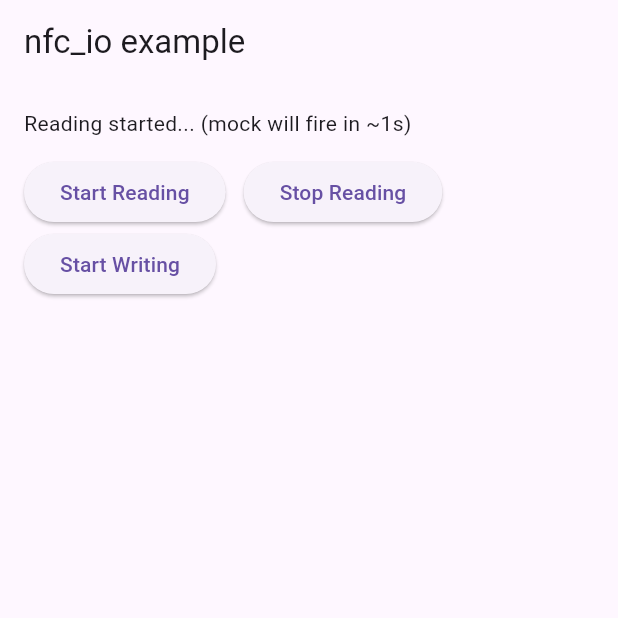
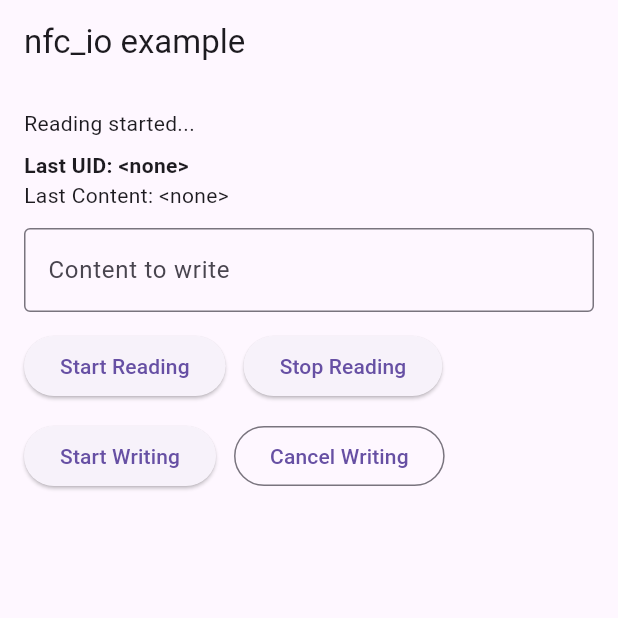
Before and after one commit to savejeff/jnfc_flutter, a Flutter app: the screen it shows after launch, after a tap on "Start Reading", on a phone screen of 412 x 824 dp, the top half of it. Run offline on Flutter 3.47's test engine with Material 3 defaults, Android fonts, the phone set to English and light mode, and no system bars; our stand-ins replace plugin_platform_interface.

Commit message:
some small fixes

```diff
--- a/example/lib/main.dart
+++ b/example/lib/main.dart
@@ -20,6 +20,8 @@ class MyApp extends StatelessWidget {
   }
 }
 
+
+
 class Home extends StatefulWidget {
   const Home({super.key});
 
@@ -32,10 +34,12 @@ class _HomeState extends State<Home> {
   NfcCard? last_card = null;
 
   StreamSubscription<NfcCard>? _sub;
+  final TextEditingController _writeController = TextEditingController(text: '');
 
   @override
   void dispose() {
     _sub?.cancel();
+    _writeController.dispose();
     super.dispose();
   }
 
@@ -43,13 +47,14 @@ class _HomeState extends State<Home> {
     _sub?.cancel();
     _sub = NfcIo.instance.onCardDiscovered.listen((card) {
       last_card = card;
+      _writeController.text = card.content;
       setState(() {
         _log = 'READ → uid=${card.uid}, content="${card.content}"';
       });
     });
     await NfcIo.instance.startReading();
     setState(() {
-      _log = 'Reading started... (mock will fire in ~1s)';
+      _log = 'Reading started...';
     });
   }
 
@@ -64,32 +69,70 @@ class _HomeState extends State<Home> {
   void _startWriting() async {
     final res = await NfcIo.instance.startWriting(
       uid: last_card?.uid ?? '',
-      content: 'Hi there!2',
+      content: _writeController.text,
     );
     setState(() {
       _log = res.success ? 'WRITE → success' : 'WRITE → error: ${res.error}';
     });
   }
 
+  void _cancelWriting() async {
+    await NfcIo.instance.cancelWriting();
+    setState(() {
+      _log = 'WRITE → canceled';
+    });
+  }
   @override
   Widget build(BuildContext context) {
+    final uidText = last_card?.uid ?? '<none>';
+    final contentText = last_card?.content ?? '<none>';
+
     return Scaffold(
       appBar: AppBar(title: const Text('nfc_io example')),
-      body: Padding(
+      body: SingleChildScrollView(
         padding: const EdgeInsets.all(16),
         child: Column(
           crossAxisAlignment: CrossAxisAlignment.start,
           children: [
             Text(_log),
+            const SizedBox(height: 8),
+            Text('Last UID: $uidText', style: const TextStyle(fontWeight: FontWeight.bold)),
+            Text('Last Content: $contentText'),
             const SizedBox(height: 12),
-            Wrap(spacing: 12, children: [
-              ElevatedButton(onPressed: _startReading, child: const Text('Start Reading')),
-              ElevatedButton(onPressed: _stopReading, child: const Text('Stop Reading')),
-              ElevatedButton(onPressed: _startWriting, child: const Text('Start Writing')),
-            ]),
+            TextField(
+              controller: _writeController,
+              decoration: const InputDecoration(
+                labelText: 'Content to write',
+                border: OutlineInputBorder(),
+              ),
+            ),
+            const SizedBox(height: 12),
+            Wrap(
+              spacing: 12,
+              runSpacing: 12,
+              children: [
+                ElevatedButton(
+                  onPressed: _startReading,
+                  child: const Text('Start Reading'),
+                ),
+                ElevatedButton(
+                  onPressed: _stopReading,
+                  child: const Text('Stop Reading'),
+                ),
+                ElevatedButton(
+                  onPressed: _startWriting,
+                  child: const Text('Start Writing'),
+                ),
+                OutlinedButton(
+                  onPressed: _cancelWriting,
+                  child: const Text('Cancel Writing'),
+                ),
+              ],
+            ),
           ],
         ),
       ),
     );
   }
+
 }
```
Also changed, not shown: 1 other file.
